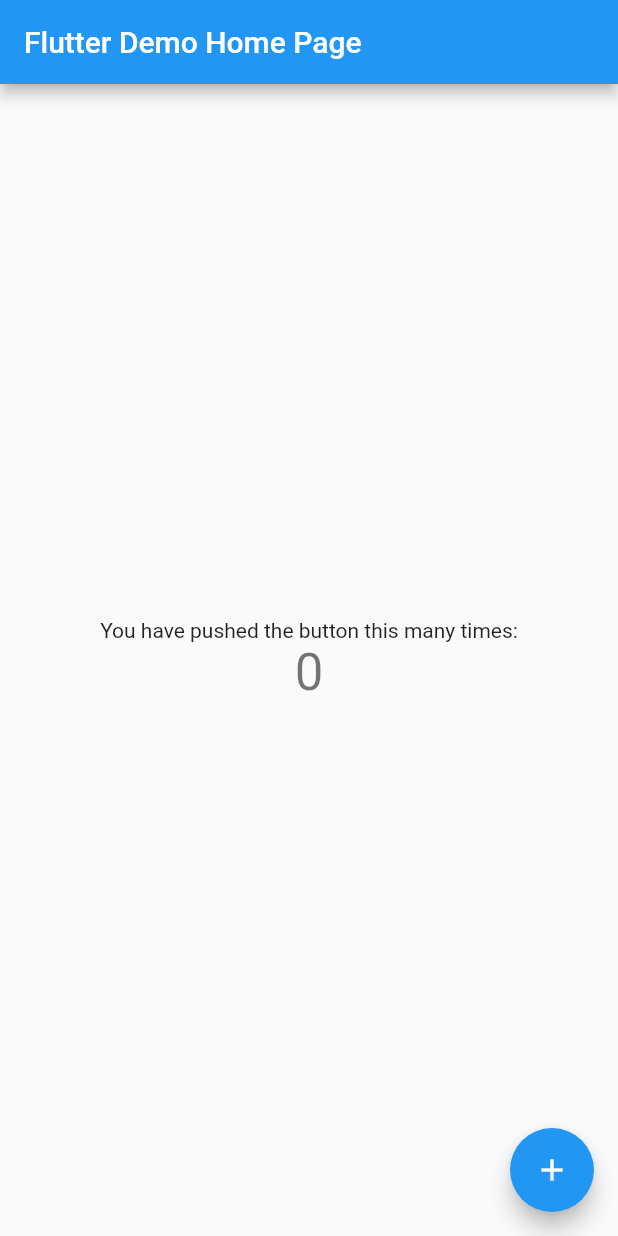
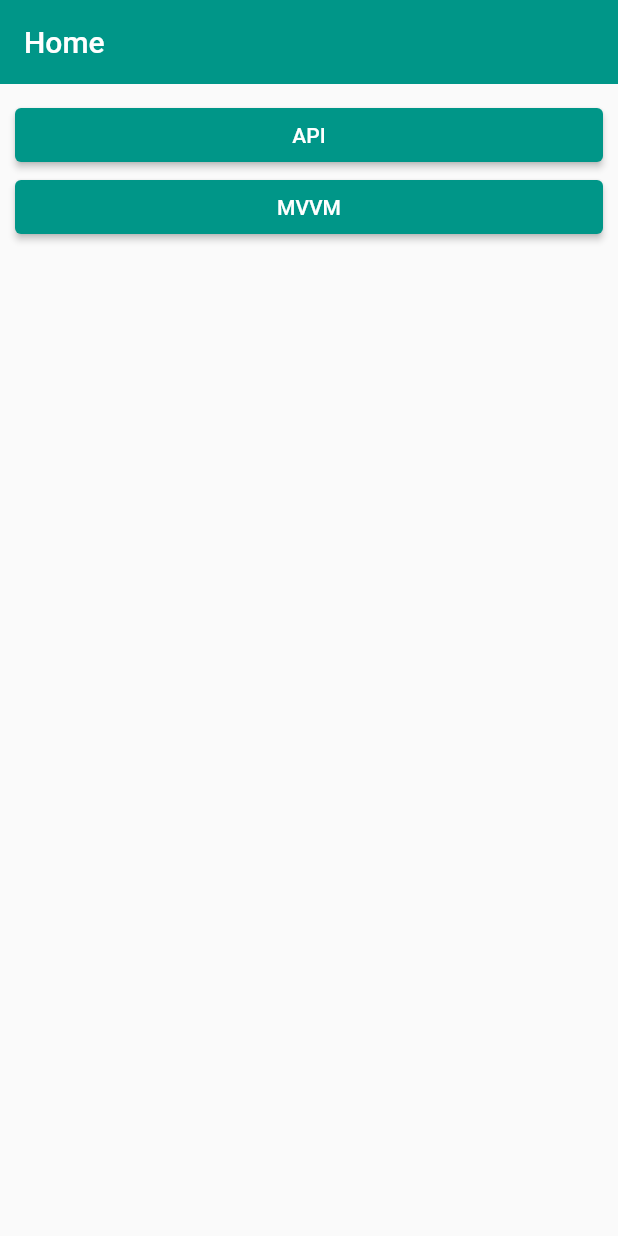
Before and after one commit to kunduarnab/mvvm_flutter, a Flutter app: the screen it shows after launch, on a phone screen of 412 x 824 dp. Run offline on Flutter 3.47's test engine with Material 2 defaults, Android fonts, the phone set to English and light mode, and no system bars.

```diff
--- a/lib/main.dart
+++ b/lib/main.dart
@@ -1,4 +1,6 @@
 import 'package:flutter/material.dart';
+import 'package:mvvm/api_tut/api_tut_page.dart';
+import 'package:mvvm/mvvm_tut/mvvm_tut_page.dart';
 
 void main() {
   runApp(const MyApp());
@@ -6,110 +8,69 @@ void main() {
 
 class MyApp extends StatelessWidget {
   const MyApp({super.key});
-
-  // This widget is the root of your application.
   @override
   Widget build(BuildContext context) {
     return MaterialApp(
-      title: 'Flutter Demo',
+      debugShowCheckedModeBanner: false,
+      title: 'Flutter MVVM',
       theme: ThemeData(
-        // This is the theme of your application.
-        //
-        // Try running your application with "flutter run". You'll see the
-        // application has a blue toolbar. Then, without quitting the app, try
-        // changing the primarySwatch below to Colors.green and then invoke
-        // "hot reload" (press "r" in the console where you ran "flutter run",
-        // or simply save your changes to "hot reload" in a Flutter IDE).
-        // Notice that the counter didn't reset back to zero; the application
-        // is not restarted.
-        primarySwatch: Colors.blue,
+        primarySwatch: Colors.teal,
       ),
-      home: const MyHomePage(title: 'Flutter Demo Home Page'),
+      home: const MyHomePage(title: 'Home'),
     );
   }
 }
 
-class MyHomePage extends StatefulWidget {
+class MyHomePage extends StatelessWidget {
   const MyHomePage({super.key, required this.title});
-
-  // This widget is the home page of your application. It is stateful, meaning
-  // that it has a State object (defined below) that contains fields that affect
-  // how it looks.
-
-  // This class is the configuration for the state. It holds the values (in this
-  // case the title) provided by the parent (in this case the App widget) and
-  // used by the build method of the State. Fields in a Widget subclass are
-  // always marked "final".
 
   final String title;
 
   @override
-  State<MyHomePage> createState() => _MyHomePageState();
-}
-
-class _MyHomePageState extends State<MyHomePage> {
-  int _counter = 0;
-
-  void _incrementCounter() {
-    setState(() {
-      // This call to setState tells the Flutter framework that something has
-      // changed in this State, which causes it to rerun the build method below
-      // so that the display can reflect the updated values. If we changed
-      // _counter without calling setState(), then the build method would not be
-      // called again, and so nothing would appear to happen.
-      _counter++;
-    });
-  }
-
-  @override
   Widget build(BuildContext context) {
-    // This method is rerun every time setState is called, for instance as done
-    // by the _incrementCounter method above.
-    //
-    // The Flutter framework has been optimized to make rerunning build methods
-    // fast, so that you can just rebuild anything that needs updating rather
-    // than having to individually change instances of widgets.
     return Scaffold(
         appBar: AppBar(
-        // Here we take the value from the MyHomePage object that was created by
-        // the App.build method, and use it to set our appbar title.
-        title: Text(widget.title),
+          elevation: 0,
+          title: Text(title),
         ),
-      body: Center(
-        // Center is a layout widget. It takes a single child and positions it
-        // in the middle of the parent.
+        body: Padding(
+          padding: const EdgeInsets.all(10.0),
           child: Column(
-          // Column is also a layout widget. It takes a list of children and
-          // arranges them vertically. By default, it sizes itself to fit its
-          // children horizontally, and tries to be as tall as its parent.
-          //
-          // Invoke "debug painting" (press "p" in the console, choose the
-          // "Toggle Debug Paint" action from the Flutter Inspector in Android
-          // Studio, or the "Toggle Debug Paint" command in Visual Studio Code)
-          // to see the wireframe for each widget.
-          //
-          // Column has various properties to control how it sizes itself and
-          // how it positions its children. Here we use mainAxisAlignment to
-          // center the children vertically; the main axis here is the vertical
-          // axis because Columns are vertical (the cross axis would be
-          // horizontal).
-          mainAxisAlignment: MainAxisAlignment.center,
-          children: <Widget>[
-            const Text(
-              'You have pushed the button this many times:',
+            children: [
+              Row(
+                children: [
+                  Expanded(
+                    child: ElevatedButton(
+                      onPressed: () {
+                        Navigator.of(context).push(
+                          MaterialPageRoute(
+                            builder: (context) => const ApiTutPage(),
                           ),
-            Text(
-              '$_counter',
-              style: Theme.of(context).textTheme.headlineMedium,
+                        );
+                      },
+                      child: const Text("API"),
+                    ),
                   ),
                 ],
               ),
+              Row(
+                children: [
+                  Expanded(
+                    child: ElevatedButton(
+                      onPressed: () {
+                        Navigator.of(context).push(
+                          MaterialPageRoute(
+                            builder: (context) => const MvvmTutPage(),
                           ),
-      floatingActionButton: FloatingActionButton(
-        onPressed: _incrementCounter,
-        tooltip: 'Increment',
-        child: const Icon(Icons.add),
-      ), // This trailing comma makes auto-formatting nicer for build methods.
                         );
+                      },
+                      child: const Text("MVVM"),
+                    ),
+                  ),
+                ],
+              ),
+            ],
+          ),
+        ));
   }
 }
```
Also changed, not shown: lib/api_tut/api_tut_page.dart (added, +68 -0 lines), lib/api_tut/model/post.dart (added, +24 -0 lines), lib/mvvm_tut/mvvm_tut_page.dart (added, +16 -0 lines), pubspec.yaml (+4 -4 lines), pubspec.lock. Lines whose indentation alone changed are shown as unchanged.
